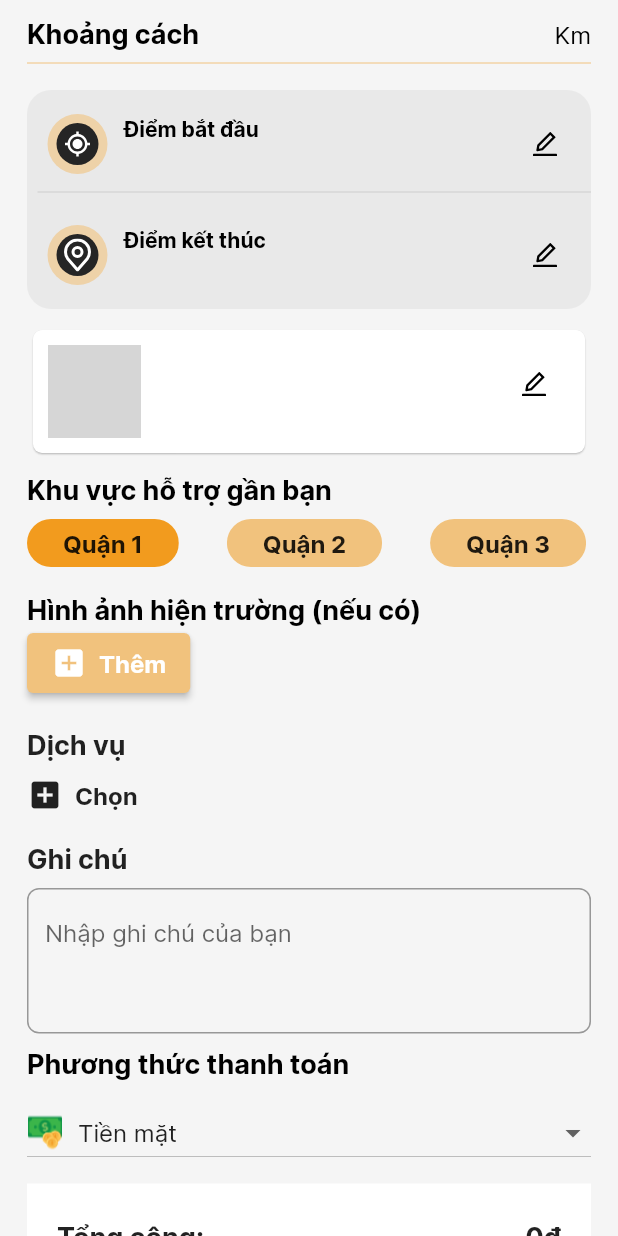
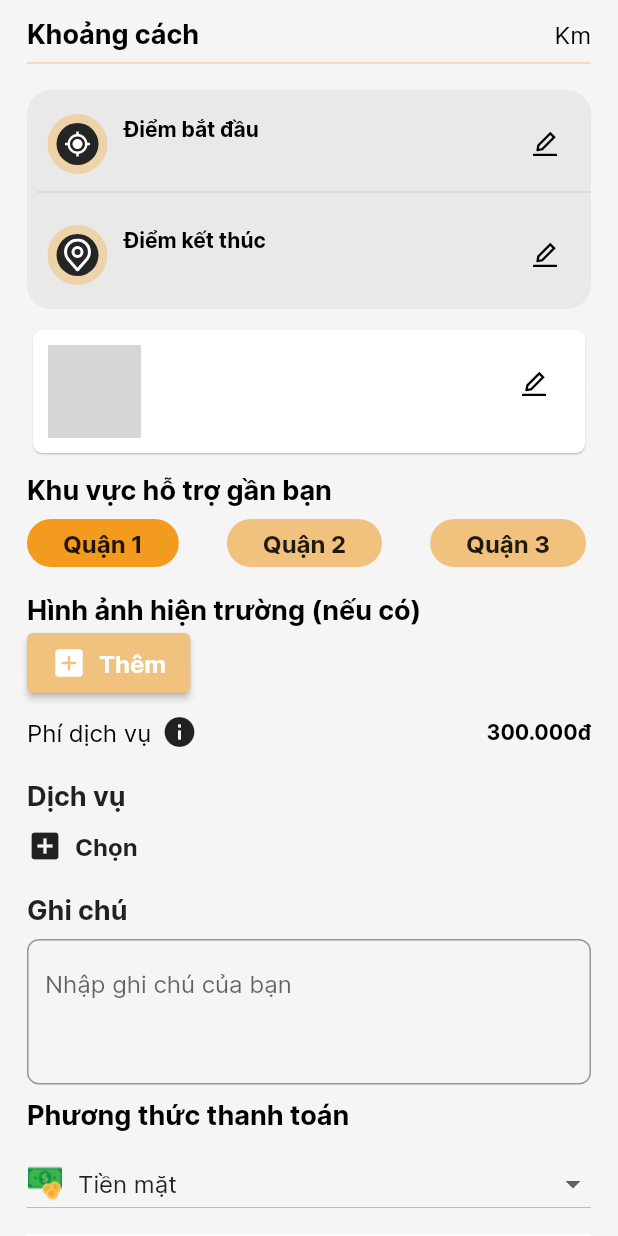
Before and after one commit to Bminh2312/Car_Rescue_Flutter_MO, a Flutter app: the TowBody widget shown alone on an empty page, opened directly with empty values, on a phone screen of 412 x 824 dp. Run offline on Flutter 3.47's test engine with Material 2 defaults, Android fonts, the phone set to English and light mode, and no system bars; our stand-ins replace dots_indicator, dotted_line, firebase_core, firebase_messaging, firebase_storage, flutter_local_notifications and 18 more; missing offline and left inert: country_calling_code_picker, flutter_polyline_points, google_api_headers, google_maps_webservice, google_place, time_range_picker and 1 more; accounts and stored records are empty; network calls fail; project files that could hold a hidden picture were left out; grey boxes are pictures that could not be loaded.

```diff
--- a/lib/src/presentation/view/customer_view/service_details/layout/tow_layout/body.dart
+++ b/lib/src/presentation/view/customer_view/service_details/layout/tow_layout/body.dart
@@ -63,7 +63,7 @@ class _TowBodyState extends State<TowBody> {
   late String urlImage;
   late Map<String, dynamic> selectedDropdownItem;
   late String selectedPaymentOption;
-  int totalPrice = 0;
+  int totalPrice = 300000;
   bool isLoading = false;
   bool isMomoSelected = false;
   bool isCashSelected = false;
@@ -470,6 +470,45 @@ class _TowBodyState extends State<TowBody> {
                 const SizedBox(
                   height: 10,
                 ),
+                Column(
+                  children: [
+                    Row(
+                      mainAxisAlignment: MainAxisAlignment.spaceBetween,
+                      children: [
+                        Row(
+                          children: [
+                            CustomText(
+                              text: 'Phí dịch vụ',
+                              fontSize: 16,
+                            ),
+                            SizedBox(
+                              width: 7,
+                            ),
+                            Tooltip(
+                              triggerMode: TooltipTriggerMode.tap,
+                              message:
+                                  'Phí dịch vụ mặc định được tính 300.000đ mỗi đơn hàng\n\nTổng cộng = Phí dịch vụ + (Đơn giá x Khoảng cách) ',
+                              textStyle: TextStyle(color: Colors.white),
+                              padding: EdgeInsets.all(8),
+                              margin: EdgeInsets.all(5),
+                              waitDuration: Duration(seconds: 1),
+                              showDuration: Duration(seconds: 7),
+                              child: Icon(Icons.info),
+                            ),
+                          ],
+                        ),
+                        CustomText(
+                          text: '300.000đ',
+                          fontWeight: FontWeight.bold,
+                          fontSize: 14,
+                        ),
+                      ],
+                    ),
+                  ],
+                ),
+                const SizedBox(
+                  height: 10,
+                ),
                 buildServiceList(context),
                 SizedBox(height: 10),
                 if (selectedServiceCards.isNotEmpty)
@@ -712,7 +751,8 @@ class _TowBodyState extends State<TowBody> {
                     itemBuilder: (context, index) {
                       final service = snapshot.data![index];
                       final isSelected = selectedServiceCards.contains(service);
-                      return ServiceCard(rescueType: 'Towing',
+                      return ServiceCard(
+                        rescueType: 'Towing',
                         service: service,
                         onSelected: (isSelected) {
                           updateSelectedServices(service, isSelected);
```
